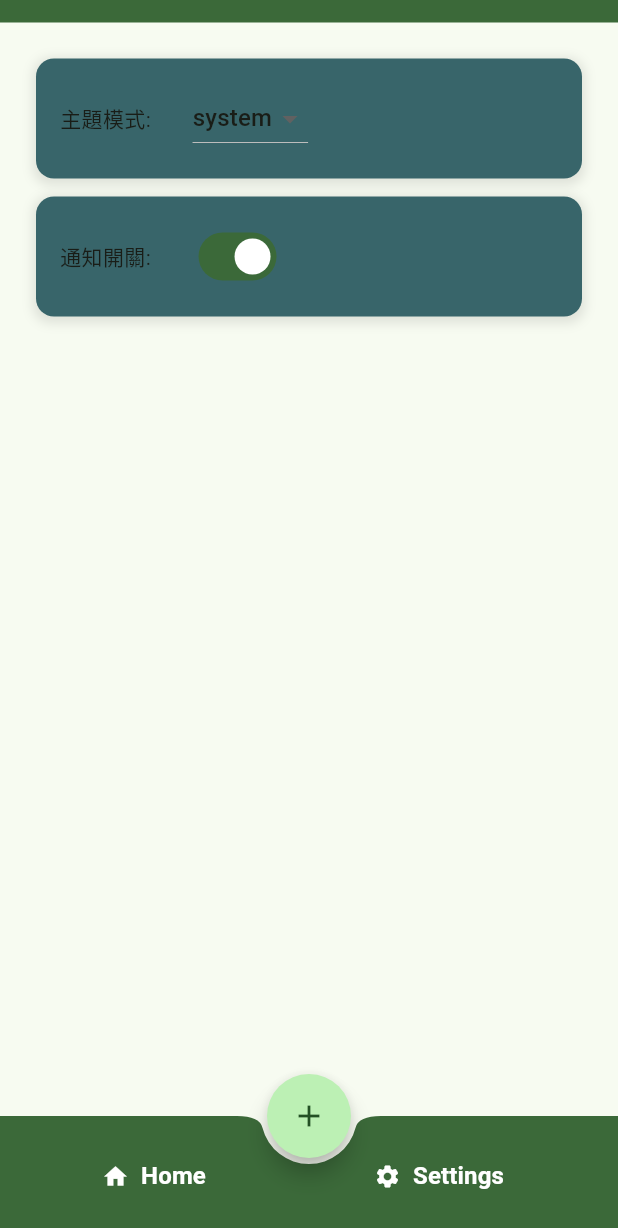
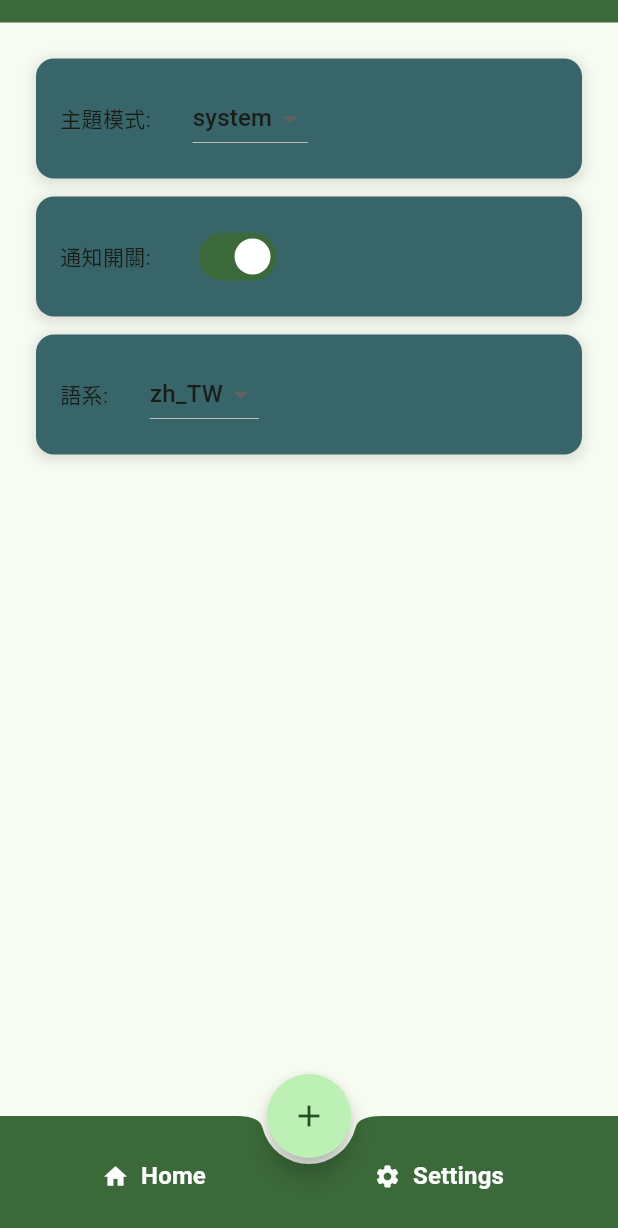
Before and after one commit to billyluu/food_deadline, a Flutter app: the screen it shows after launch, after a tap on "Settings", on a phone screen of 412 x 824 dp. Shown: the top 1228 px of the screen. Run offline on Flutter 3.47's test engine with Material 3 defaults, Android fonts, the phone set to English and light mode, and no system bars; our stand-ins replace bloc, flutter_bloc, realm, shared_preferences; generated files the repository leaves out were written again.

Commit message:
add language switch

```diff
--- a/lib/core/constants/enums/app_locale.dart
+++ b/lib/core/constants/enums/app_locale.dart
@@ -1,3 +1,5 @@
+import 'package:flutter/material.dart';
+
 enum AppLocale {
   en_US(languageCode: 'en', countryCode: 'US'),
   zh_TW(languageCode: 'zh', countryCode: 'TW'),
@@ -10,4 +12,8 @@ enum AppLocale {
 
   final String languageCode;
   final String countryCode;
+
+  Locale getLocale() {
+    return Locale(languageCode, countryCode);
+  }
 }
--- a/lib/core/constants/shared_preference_helper.dart
+++ b/lib/core/constants/shared_preference_helper.dart
@@ -40,11 +40,11 @@ class SharedPreferenceHelper {
     await prefs.setString(_localeKey, locale);
   }
 
-  static Future<Locale> getLocale() async {
+  static Future<AppLocale> getLocale() async {
     final prefs = await SharedPreferences.getInstance();
     final appLocale = AppLocale.values.where((element) {
       return element.name == (prefs.getString(_localeKey) ?? AppLocale.zh_TW.name);
     }).firstOrNull ?? AppLocale.zh_TW;
-    return Locale(appLocale.languageCode, appLocale.countryCode); // 預設為繁體中文
+    return appLocale;
   }
 }
--- a/lib/main.dart
+++ b/lib/main.dart
@@ -22,7 +22,7 @@ class App extends StatelessWidget {
         builder: (context, state) {
           context.read<AppSettingsBloc>().add(AppSettingsLoadingEvent());
           return MaterialApp(
-            locale: state.locale,
+            locale: state.appLocale.getLocale(),
             theme: ThemeData(
               colorScheme: ColorScheme.fromSeed(
                   seedColor: Colors.green, brightness: Brightness.light),
--- a/lib/presentation/blocs/app_settings/app_settings_bloc.dart
+++ b/lib/presentation/blocs/app_settings/app_settings_bloc.dart
@@ -1,5 +1,6 @@
 import 'package:bloc/bloc.dart';
 import 'package:flutter/material.dart';
+import 'package:food_deadline/core/constants/enums/app_locale.dart';
 import 'package:food_deadline/core/constants/shared_preference_helper.dart';
 
 part 'app_settings_event.dart';
@@ -8,7 +9,7 @@ part 'app_settings_state.dart';
 class AppSettingsBloc extends Bloc<AppSettingsEvent, AppSettingsState> {
   AppSettingsBloc()
       : super(
-          AppSettingsState(locale: const Locale('en'), theme: ThemeMode.system, notificationsEnabled: true),
+          AppSettingsState(appLocale: AppLocale.zh_TW, theme: ThemeMode.system, notificationsEnabled: true),
         ) {
     on<AppSettingsLoadingEvent>((event, emit) => _loadAppSettings(event, emit));
     on<AppSettingsUpdateLocaleEvent>((event, emit) => _updateLocale(event, emit));
@@ -21,12 +22,13 @@ class AppSettingsBloc extends Bloc<AppSettingsEvent, AppSettingsState> {
     final locale = await SharedPreferenceHelper.getLocale();
     final theme = await SharedPreferenceHelper.getThemeMode();
     final notificationsEnabled = await SharedPreferenceHelper.getNotificationsEnabled();
-    emit(state.copyWith(locale: locale, theme: theme, notificationsEnabled: notificationsEnabled));
+    emit(state.copyWith(appLocale: locale, theme: theme, notificationsEnabled: notificationsEnabled));
   }
 
   Future<void> _updateLocale(AppSettingsUpdateLocaleEvent event,
       Emitter<AppSettingsState> emit) async {
-    emit(state.copyWith(locale: event.locale));
+    SharedPreferenceHelper.setLocale(event.appLocale.name);
+    emit(state.copyWith(appLocale: event.appLocale));
   }
 
   Future<void> _updateTheme(AppSettingsUpdateThemeEvent event,
--- a/lib/presentation/blocs/app_settings/app_settings_event.dart
+++ b/lib/presentation/blocs/app_settings/app_settings_event.dart
@@ -7,10 +7,10 @@ final class AppSettingsLoadingEvent extends AppSettingsEvent {}
 
 final class AppSettingsUpdateLocaleEvent extends AppSettingsEvent {
   AppSettingsUpdateLocaleEvent({
-    required this.locale,
+    required this.appLocale,
   });
 
-  final Locale locale;
+  final AppLocale appLocale;
 }
 
 final class AppSettingsUpdateThemeEvent extends AppSettingsEvent {
--- a/lib/presentation/blocs/app_settings/app_settings_state.dart
+++ b/lib/presentation/blocs/app_settings/app_settings_state.dart
@@ -2,22 +2,22 @@ part of 'app_settings_bloc.dart';
 
 class AppSettingsState {
   AppSettingsState({
-    required this.locale,
+    required this.appLocale,
     required this.theme,
     required this.notificationsEnabled,
   });
 
-  final Locale locale;
+  final AppLocale appLocale;
   final ThemeMode theme;
   final bool notificationsEnabled;
 
   AppSettingsState copyWith({
-    Locale? locale,
+    AppLocale? appLocale,
     ThemeMode? theme,
     bool? notificationsEnabled,
   }) {
     return AppSettingsState(
-      locale: locale ?? this.locale,
+      appLocale: appLocale ?? this.appLocale,
       theme: theme ?? this.theme,
       notificationsEnabled: notificationsEnabled ?? this.notificationsEnabled,
     );
--- a/lib/presentation/screen/settings/settings_screen.dart
+++ b/lib/presentation/screen/settings/settings_screen.dart
@@ -1,11 +1,13 @@
 import 'package:flutter/material.dart';
 import 'package:flutter_bloc/flutter_bloc.dart';
+import 'package:food_deadline/core/constants/enums/app_locale.dart';
 import 'package:food_deadline/presentation/blocs/app_settings/app_settings_bloc.dart';
 import 'package:food_deadline/presentation/widgets/common_text.dart';
 import 'package:food_deadline/presentation/widgets/fd_card.dart';
 
 part 'widgets/setting_theme_widget.dart';
 part 'widgets/setting_notify_widget.dart';
+part 'widgets/setting_language_widget.dart';
 
 class SettingsScreen extends StatefulWidget {
   const SettingsScreen({super.key});
@@ -24,6 +26,8 @@ class _SettingScreenState extends State<SettingsScreen> {
           _SettingThemeWidget(),
           const SizedBox(height: 12.0),
           _SettingNotifyWidget(),
+          const SizedBox(height: 12.0),
+          _SettingLanguageWidget(),
         ],
       ),
     );
--- a/lib/presentation/screen/settings/widgets/setting_language_widget.dart
+++ b/lib/presentation/screen/settings/widgets/setting_language_widget.dart
@@ -0,0 +1,34 @@
+part of '../settings_screen.dart';
+
+class _SettingLanguageWidget extends StatelessWidget {
+  @override
+  Widget build(BuildContext context) {
+    final languages = AppLocale.values
+        .map((element) => DropdownMenuItem<AppLocale>(
+            value: element, child: Text(element.name)))
+        .toList();
+
+    return FdCard(
+      background: Theme.of(context).colorScheme.tertiary,
+      child: Row(
+        children: [
+          const CommonText(text: '語系: '),
+          const SizedBox(width: 24.0),
+          BlocBuilder<AppSettingsBloc, AppSettingsState>(
+            builder: (context, state) => DropdownButton<AppLocale>(
+              value: state.appLocale,
+              items: languages,
+              onChanged: (appLocale) {
+                if (appLocale != null) {
+                  context
+                      .read<AppSettingsBloc>()
+                      .add(AppSettingsUpdateLocaleEvent(appLocale: appLocale));
+                }
+              },
+            ),
+          ),
+        ],
+      ),
+    );
+  }
+}
```
